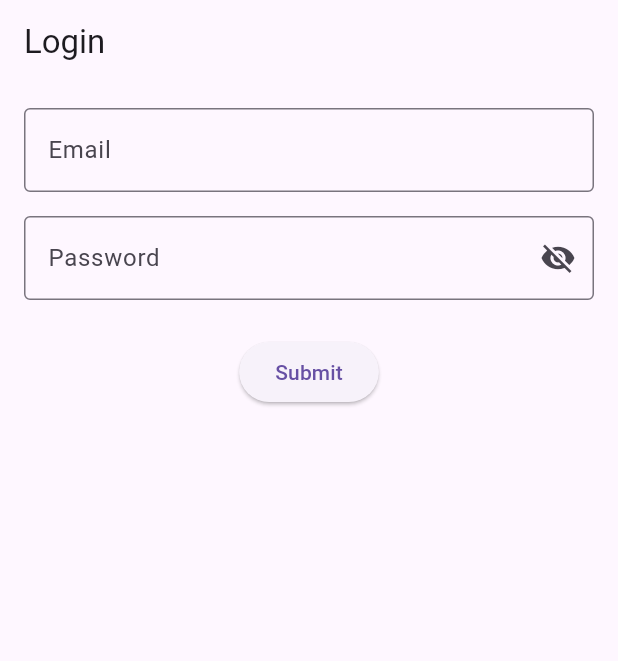
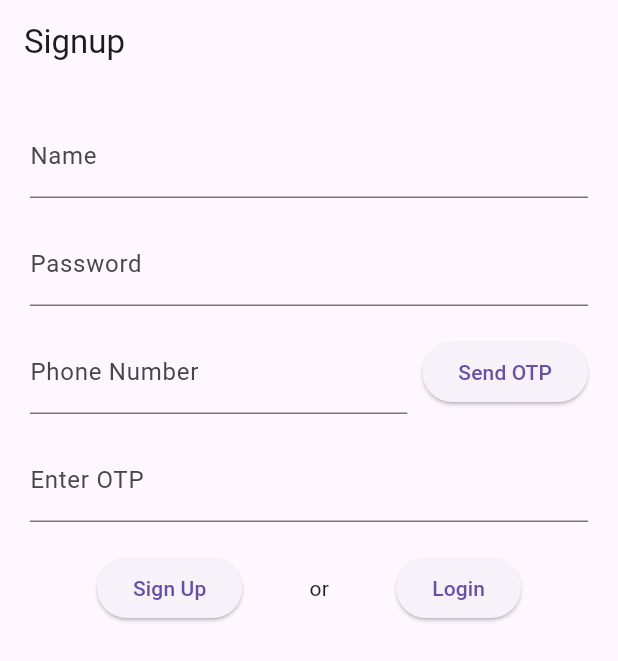
Before and after one commit to Padmakumar18/Cricket-Scoreboard, a Flutter app: the screen it shows after launch, on a phone screen of 412 x 824 dp. Shown: the top 661 px of the screen. Run offline on Flutter 3.47's test engine with Material 3 defaults, Android fonts, the phone set to English and light mode, and no system bars.

Commit message:
Sign up and login page created

```diff
--- a/Frontend/lib/main.dart
+++ b/Frontend/lib/main.dart
@@ -1,5 +1,6 @@
 import 'package:flutter/material.dart';
 import 'package:my_app/screens/login.dart';
+import 'package:my_app/screens/SignupPage.dart';
 
 void main() {
   runApp(const MyApp());
@@ -8,12 +9,16 @@ void main() {
 class MyApp extends StatelessWidget {
   const MyApp({super.key});
 
+  final String page = 'Login';
+
   @override
   Widget build(BuildContext context) {
     return MaterialApp(
       title: 'Login App',
       debugShowCheckedModeBanner: false,
-      home: const Login(emailId: '', password: ''),
+      home: page == 'Login App'
+          ? const LoginPage(emailId: '', password: '')
+          : const SignupPage(),
     );
   }
 }
--- /dev/null
+++ b/Frontend/lib/screens/SignupPage.dart
@@ -0,0 +1,152 @@
+import 'package:flutter/material.dart';
+
+class SignupPage extends StatefulWidget {
+  const SignupPage({super.key});
+
+  @override
+  State<SignupPage> createState() => _SignupPageState();
+}
+
+class _SignupPageState extends State<SignupPage> {
+  final _formKey = GlobalKey<FormState>();
+
+  final TextEditingController _nameController = TextEditingController();
+  final TextEditingController _numberController = TextEditingController();
+  final TextEditingController _passwordController = TextEditingController();
+  final TextEditingController _otpController = TextEditingController();
+
+  void _handleSubmit() {
+    if (_formKey.currentState!.validate()) {
+      final name = _nameController.text.trim();
+      final number = _numberController.text.trim();
+      final password = _passwordController.text.trim();
+      final otp = _otpController.text.trim();
+
+      print('Name: $name');
+      print('Number: $number');
+      print('Password: $password');
+      print('OTP: $otp');
+
+      _nameController.clear();
+      _numberController.clear();
+      _passwordController.clear();
+      _otpController.clear();
+    }
+  }
+
+  void _sendOtp() {
+    final number = _numberController.text.trim();
+    if (number.length == 10) {
+      // TODO: Call backend API to send OTP
+      print('OTP sent to $number');
+      ScaffoldMessenger.of(
+        context,
+      ).showSnackBar(SnackBar(content: Text('OTP sent to $number')));
+    } else {
+      ScaffoldMessenger.of(
+        context,
+      ).showSnackBar(const SnackBar(content: Text('Enter valid phone number')));
+    }
+  }
+
+  @override
+  Widget build(BuildContext context) {
+    return Scaffold(
+      // appBar: AppBar(title: const Text('Signup'), centerTitle: true),
+      appBar: AppBar(title: const Text('Signup')),
+      body: Padding(
+        padding: const EdgeInsets.all(20),
+        child: Form(
+          key: _formKey,
+          child: Column(
+            children: [
+              // Name Field
+              TextFormField(
+                controller: _nameController,
+                decoration: const InputDecoration(labelText: 'Name'),
+                validator: (value) =>
+                    value == null || value.isEmpty ? 'Enter your name' : null,
+              ),
+              const SizedBox(height: 16),
+
+              // Password Field
+              TextFormField(
+                controller: _passwordController,
+                decoration: const InputDecoration(labelText: 'Password'),
+                obscureText: true,
+                validator: (value) => value == null || value.length < 6
+                    ? 'Minimum 6 characters'
+                    : null,
+              ),
+              const SizedBox(height: 16),
+
+              // Phone Number Field with Send OTP Button
+              Row(
+                children: [
+                  Expanded(
+                    flex: 2,
+                    child: TextFormField(
+                      controller: _numberController,
+                      decoration: const InputDecoration(
+                        labelText: 'Phone Number',
+                      ),
+                      keyboardType: TextInputType.phone,
+                      validator: (value) {
+                        if (value == null || value.isEmpty) {
+                          return 'Enter phone number';
+                        } else if (value.length != 10) {
+                          return 'Phone number must be 10 digits';
+                        }
+                        return null;
+                      },
+                    ),
+                  ),
+                  const SizedBox(width: 10),
+                  ElevatedButton(
+                    onPressed: _sendOtp,
+                    child: const Text('Send OTP'),
+                  ),
+                ],
+              ),
+              const SizedBox(height: 16),
+
+              // OTP Field
+              TextFormField(
+                controller: _otpController,
+                decoration: const InputDecoration(labelText: 'Enter OTP'),
+                keyboardType: TextInputType.number,
+                validator: (value) {
+                  if (value == null || value.isEmpty) {
+                    return 'Enter OTP';
+                  } else if (value.length != 6) {
+                    return 'Enter valid OTP';
+                  }
+                  return null;
+                },
+              ),
+              const SizedBox(height: 20),
+              Row(
+                mainAxisAlignment: MainAxisAlignment.spaceEvenly,
+                children: [
+                  SizedBox(
+                    child: ElevatedButton(
+                      onPressed: _handleSubmit,
+                      child: const Text('Sign Up'),
+                    ),
+                  ),
+                  Text("or"),
+                  SizedBox(
+                    child: ElevatedButton(
+                      onPressed: _handleSubmit,
+                      child: const Text('Login'),
+                    ),
+                  ),
+                ],
+              ),
+            ],
+          ),
+        ),
+      ),
+    );
+  }
+}
--- a/Frontend/lib/screens/login.dart
+++ b/Frontend/lib/screens/login.dart
@@ -1,16 +1,18 @@
 import 'package:flutter/material.dart';
 
-class Login extends StatefulWidget {
+class LoginPage extends StatefulWidget {
   final String emailId;
   final String password;
 
-  const Login({super.key, required this.emailId, required this.password});
+  const LoginPage({super.key, required this.emailId, required this.password});
 
   @override
-  State<Login> createState() => _LoginState();
+  State<LoginPage> createState() => _LoginPageState();
 }
 
-class _LoginState extends State<Login> {
+class _LoginPageState extends State<LoginPage> {
+  // final _formKey = GlobalKey<FormState>();
+
   late TextEditingController emailController;
   late TextEditingController passwordController;
   bool _obscurePassword = true;
@@ -32,7 +34,7 @@ class _LoginState extends State<Login> {
   @override
   Widget build(BuildContext context) {
     return Scaffold(
-      appBar: AppBar(title: const Text('Login')),
+      appBar: AppBar(title: const Text('LoginPage')),
       body: Padding(
         padding: const EdgeInsets.all(16.0),
         child: Column(
@@ -41,7 +43,7 @@ class _LoginState extends State<Login> {
               controller: emailController,
               decoration: const InputDecoration(
                 labelText: 'Email',
-                border: OutlineInputBorder(),
+                // border: OutlineInputBorder(),
               ),
               keyboardType: TextInputType.emailAddress,
             ),
@@ -51,7 +53,7 @@ class _LoginState extends State<Login> {
               obscureText: _obscurePassword,
               decoration: InputDecoration(
                 labelText: 'Password',
-                border: const OutlineInputBorder(),
+                // border: const OutlineInputBorder(),
                 suffixIcon: IconButton(
                   icon: Icon(
                     _obscurePassword ? Icons.visibility_off : Icons.visibility,
@@ -64,7 +66,10 @@ class _LoginState extends State<Login> {
                 ),
               ),
             ),
-            const SizedBox(height: 24),
+            const SizedBox(height: 16),
+            Row(
+              mainAxisAlignment: MainAxisAlignment.spaceEvenly,
+              children: [
                 ElevatedButton(
                   onPressed: () {
                     String email = emailController.text;
@@ -75,11 +80,24 @@ class _LoginState extends State<Login> {
 
                     emailController.clear();
                     passwordController.clear();
-                // ScaffoldMessenger.of(context).showSnackBar(
-                //   SnackBar(content: Text('Submitted: $email / $password')),
-                // );
                   },
-              child: const Text('Submit'),
+                  child: const Text('Login'),
+                ),
+                Text("or"),
+                ElevatedButton(
+                  onPressed: () {
+                    String email = emailController.text;
+                    String password = passwordController.text;
+
+                    print('Email: $email');
+                    print('Password: $password');
+
+                    emailController.clear();
+                    passwordController.clear();
+                  },
+                  child: const Text('Sign Up'),
+                ),
+              ],
             ),
           ],
         ),
```
Lines whose indentation alone changed are shown as unchanged.
